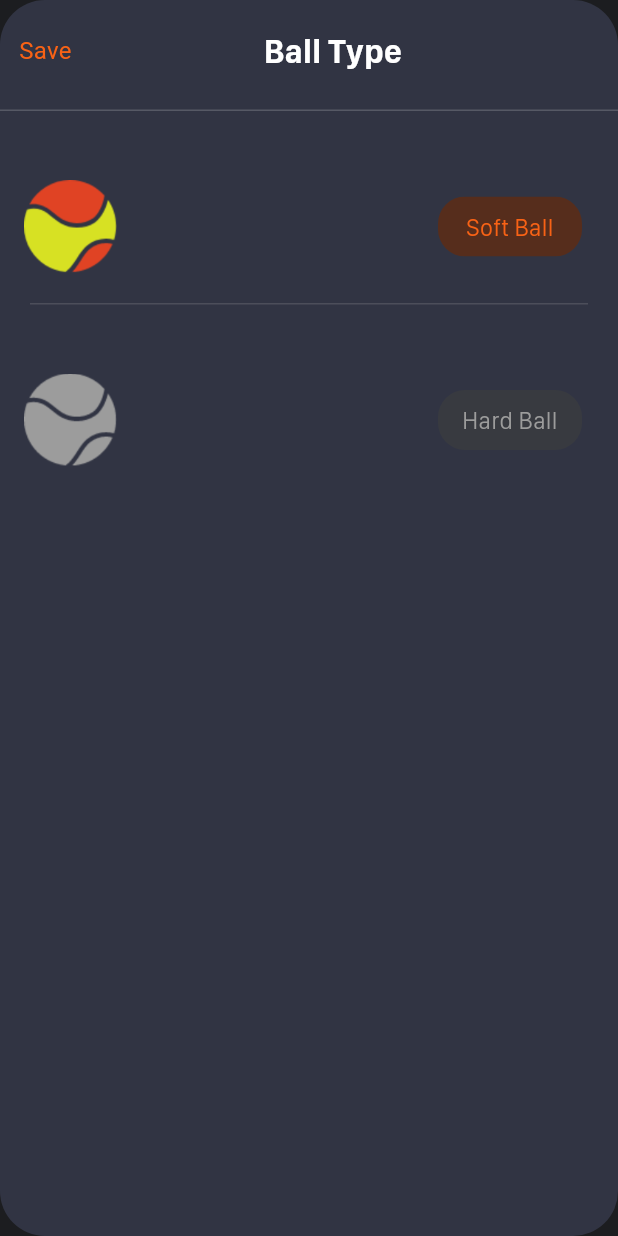
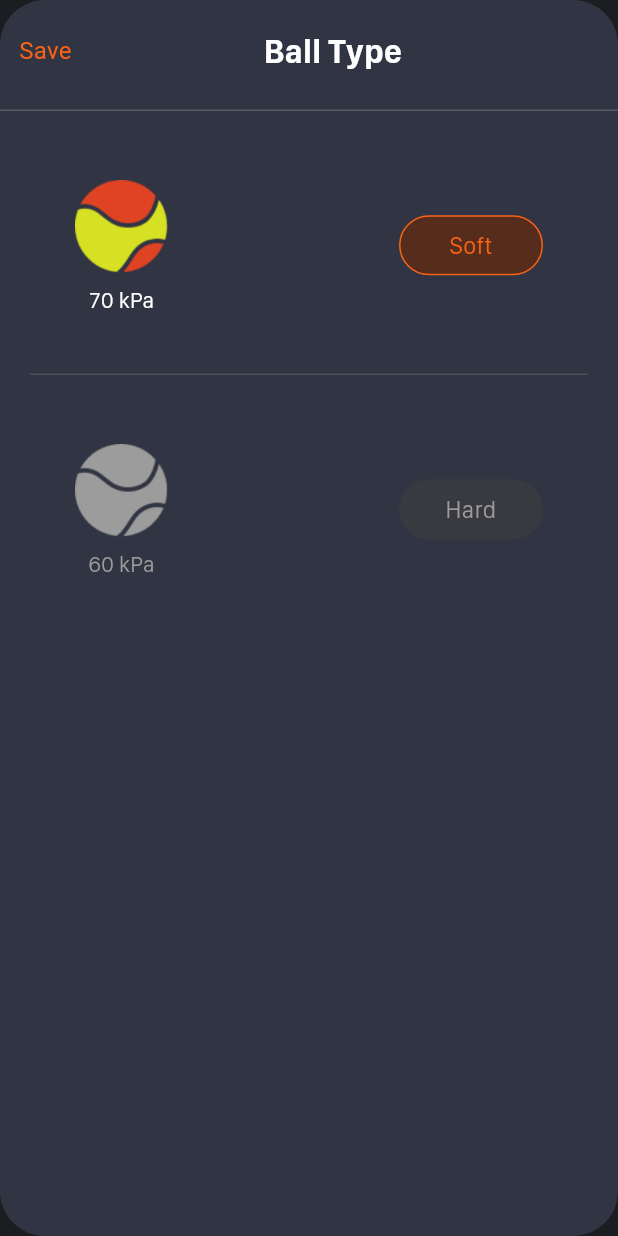
Before and after one commit to TengTeNJ/simplerobot, a Flutter app: the SettingBallTypeController screen opened directly, on a phone screen of 412 x 824 dp. Run offline on Flutter 3.47's test engine with Material 3 defaults, Android fonts, the phone set to English and light mode, and no system bars; our stand-ins replace convex_bottom_bar, dotted_border, flutter_easyloading, permission_handler, shared_preferences, sqflite and 2 more; missing offline and left inert: flutter_cupertino_datetime_picker, flutter_reactive_ble, network_info_plus, shopify_flutter; accounts and stored records are empty.

Commit message:
Ball Type
Ball Type 界面调整

```diff
--- a/lib/setting/setting_balltype_data_list_view.dart
+++ b/lib/setting/setting_balltype_data_list_view.dart
@@ -1,5 +1,4 @@
 import 'package:flutter/material.dart';
-import 'package:tennis_robot/setting/setting_balltype_list_view.dart';
 import 'package:tennis_robot/setting/setting_button.dart';
 
 import '../constant/constants.dart';
@@ -24,25 +23,30 @@ class _SettingBalltypeDataListViewState extends State<SettingBalltypeDataListVie
       mainAxisAlignment: MainAxisAlignment.spaceBetween,
       crossAxisAlignment: CrossAxisAlignment.center,
       children: [
-
-        Padding(padding: EdgeInsets.only(top: 46,left: 16),
-          child:Image(image: AssetImage(currentIndex == 0 ? 'images/profile/balltype_red_icon.png' :
-          'images/profile/balltype_gray_icon.png'),width: 62,height: 62,),
+        Padding(padding: EdgeInsets.only(top: 46,left: 50),
+           child: Column(
+             mainAxisAlignment: MainAxisAlignment.center,
+             children: [
+               Image(image: AssetImage(currentIndex == 0 ? 'images/profile/balltype_red_icon.png' :
+                'images/profile/balltype_gray_icon.png'),width: 62,height: 62,),
+               SizedBox(height: 10,),
+               Constants.regularWhiteTextWidget('70 kPa', 15, currentIndex == 0 ? Colors.white :Constants.grayTextColor),
+             ],
+            ),
         ),
 
-        Padding(padding: EdgeInsets.only(top: 46,right: 24),
-          child: SettingButton(title: 'Soft Ball',isSelected: currentIndex == 0? true : false,close: (){
+        Padding(padding: EdgeInsets.only(top: 46,right: 50),
+          child: SettingButton(title: 'Soft',isSelected: currentIndex == 0? true : false,close: (){
             currentIndex = 0;
             BleSendUtil.setRobotCollectingWheelSpeed(1);
             setState(() {});
 
           },),
         )
-
-      ],
+        ],
       ),
         Container(
-          margin: EdgeInsets.only(top: 20),
+          margin: EdgeInsets.only(top: 42),
           width: Constants.screenWidth(context) - 40,
           height: 1,
           color: Color.fromRGBO(76, 78, 90, 1),
@@ -52,12 +56,19 @@ class _SettingBalltypeDataListViewState extends State<SettingBalltypeDataListVie
           mainAxisAlignment: MainAxisAlignment.spaceBetween,
           crossAxisAlignment: CrossAxisAlignment.center,
           children: [
-            Padding(padding: EdgeInsets.only(top: 46,left: 16),
-              child:Image(image: AssetImage(currentIndex == 1 ? 'images/profile/balltype_yellow_icon.png' :
-              'images/profile/balltype_gray_icon.png'),width: 62,height: 62,),
+            Padding(padding: EdgeInsets.only(top: 46,left: 50),
+              child: Column(
+                mainAxisAlignment: MainAxisAlignment.center,
+                children: [
+                  Image(image: AssetImage(currentIndex == 1 ? 'images/profile/balltype_yellow_icon.png' :
+                    'images/profile/balltype_gray_icon.png'),width: 62,height: 62,),
+                  SizedBox(height: 10,),
+                  Constants.regularWhiteTextWidget('60 kPa', 15, currentIndex == 1 ? Colors.white :Constants.grayTextColor),
+                ],
+              ),
             ),
-            Padding(padding: EdgeInsets.only(top: 46,right: 24),
-              child: SettingButton(title: 'Hard Ball',isSelected: currentIndex == 1? true : false,close: (){
+            Padding(padding: EdgeInsets.only(top: 46,right: 50),
+              child: SettingButton(title: 'Hard',isSelected: currentIndex == 1? true : false,close: (){
                        this.currentIndex = 1;
                        BleSendUtil.setRobotCollectingWheelSpeed(2);
                        setState(() {});
--- a/lib/setting/setting_button.dart
+++ b/lib/setting/setting_button.dart
@@ -1,4 +1,5 @@
 import 'package:flutter/material.dart';
+import 'package:flutter/widgets.dart';
 import 'package:tennis_robot/constant/constants.dart';
 import '../utils/navigator_util.dart';
 
@@ -25,13 +26,20 @@ class _SettingButtonState extends State<SettingButton> {
         }
         setState(() {});
       },
-      child: Container(
-        child: ClipRRect(
-          borderRadius: BorderRadius.circular(18),
+    //  child: Container(
+
+          // borderRadius: BorderRadius.circular(20),
           child: Container(
+
+            decoration: BoxDecoration(
+              border: Border.all(color:widget.isSelected == true ? Color.fromRGBO(248, 98, 21, 1.0) : Colors.transparent),
+              color: widget.isSelected == true ? Color.fromRGBO(86, 45, 28, 1): Constants.selectModelBgColor,
+              borderRadius: BorderRadius.circular(20),
+
+              //width: 1.0, // 边框宽度
+            ),
             width: 96,
             height: 40,
-            color: widget.isSelected == true ? Color.fromRGBO(86, 45, 28, 1): Constants.selectModelBgColor,
             child: Container(
               width: 25,
               height: 25,
@@ -40,8 +48,7 @@ class _SettingButtonState extends State<SettingButton> {
               ),
             ),
           ),
-        ),
-      ),
+     // ),
     );
   }
 }
```
Also changed, not shown: lib/setting/setting_balltype_list_view.dart (deleted, +0 -35 lines), lib/setting/setting_option_adjust_view.dart (+9 -1 lines).
